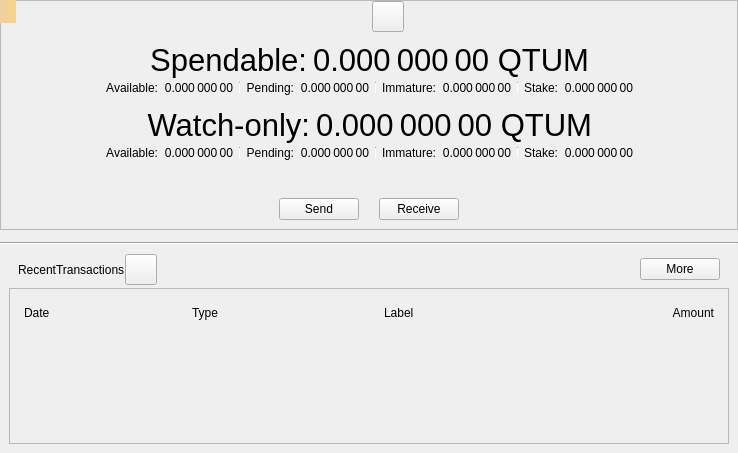
Above: src/qt/forms/overviewpage.ui from yodynetwork/yody before the change. Below: the same form after it.
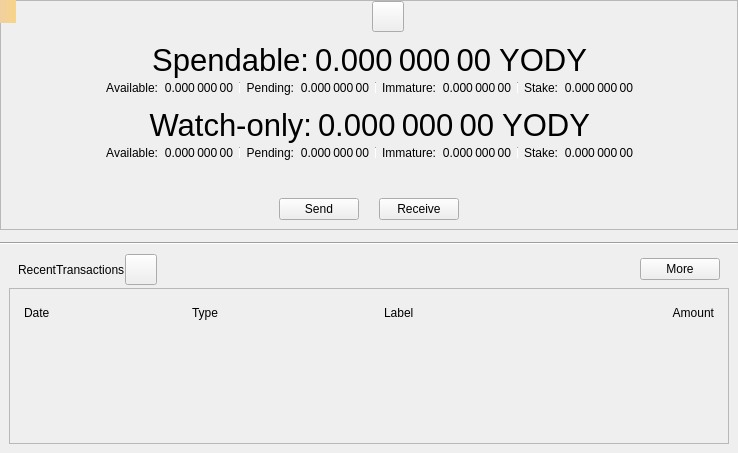
That is the form after the change. Icons and pictures are not drawn. Custom widgets are drawn as their Qt base class.

Commit message: Change QTUM to YODY

Diff of the .ui file:
```diff
--- a/src/qt/forms/overviewpage.ui
+++ b/src/qt/forms/overviewpage.ui
@@ -203,7 +203,7 @@
                <string>Your current total balance</string>
               </property>
               <property name="text">
-               <string notr="true">0.000 000 00 QTUM</string>
+               <string notr="true">0.000 000 00 YODY</string>
               </property>
               <property name="alignment">
                <set>Qt::AlignRight|Qt::AlignTrailing|Qt::AlignVCenter</set>
@@ -564,7 +564,7 @@
                <string>Current total balance in watch-only addresses</string>
               </property>
               <property name="text">
-               <string notr="true">0.000 000 00 QTUM</string>
+               <string notr="true">0.000 000 00 YODY</string>
               </property>
               <property name="alignment">
                <set>Qt::AlignRight|Qt::AlignTrailing|Qt::AlignVCenter</set>
```
The commit also changes 139 other files.
